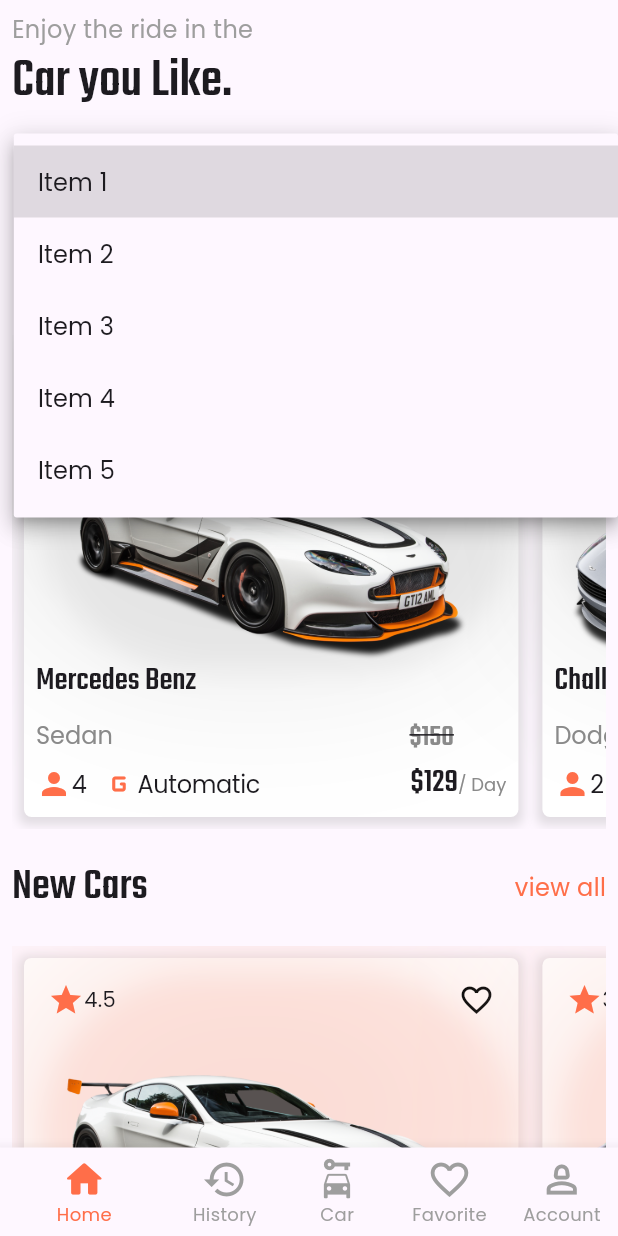
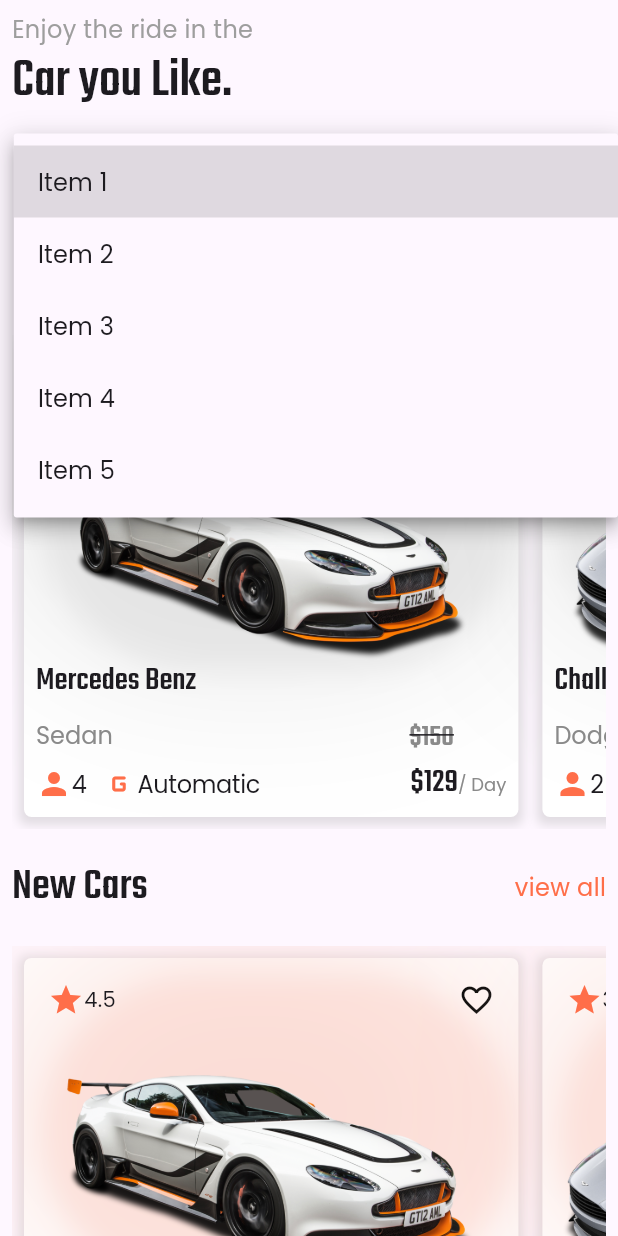
Before and after one commit to ahmedos999/car_rental, a Flutter app: the HomePage screen opened directly, after a tap on "Item 1", on a phone screen of 412 x 824 dp. Run offline on Flutter 3.47's test engine with Material 3 defaults, Android fonts, the phone set to English and light mode, and no system bars.

Commit message:
navbar working

```diff
--- a/lib/main.dart
+++ b/lib/main.dart
@@ -1,4 +1,4 @@
-import 'package:car_rental/presentation/Screens/home_page.dart';
+import 'package:car_rental/presentation/nav.dart';
 import 'package:flutter/material.dart';
 
 void main() {
@@ -25,7 +25,7 @@ class MyApp extends StatelessWidget {
               titleLarge: TextStyle(fontFamily: 'Teko', fontSize: 22),
               bodyMedium: TextStyle(fontFamily: 'Poppins', fontSize: 18),
               displaySmall: TextStyle(fontFamily: 'Poppins', fontSize: 18))),
-      home: const HomePage(),
+      home: const Nav(),
     );
   }
 }
--- a/lib/presentation/Screens/home_page.dart
+++ b/lib/presentation/Screens/home_page.dart
@@ -1,6 +1,5 @@
 import 'package:car_rental/data/models/car.dart';
 import 'package:car_rental/presentation/Screens/car_page.dart';
-import 'package:car_rental/presentation/Screens/history.dart';
 import 'package:car_rental/presentation/components/home_page_components.dart';
 import 'package:flutter/material.dart';
 
@@ -202,63 +201,6 @@ class _HomePageState extends State<HomePage> {
             ),
           ),
         ),
-        bottomNavigationBar: BottomNavigationBar(
-          showUnselectedLabels: true,
-          selectedLabelStyle:
-              const TextStyle(fontFamily: 'Poppins', fontSize: 12),
-          selectedItemColor: const Color(0xffff6e49),
-          unselectedItemColor: Colors.grey,
-          iconSize: 30,
-          currentIndex: 0,
-          onTap: (value) {
-            switch (value) {
-              case 0:
-                Navigator.push(
-                  context,
-                  MaterialPageRoute(builder: (context) => const HomePage()),
-                );
-                break;
-              case 1:
-                Navigator.push(
-                  context,
-                  MaterialPageRoute(builder: (context) => const History()),
-                );
-                break;
-            }
-          },
-          items: const <BottomNavigationBarItem>[
-            BottomNavigationBarItem(
-              icon: Icon(
-                Icons.home_rounded,
-              ),
-              label: 'Home',
-            ),
-            BottomNavigationBarItem(
-              icon: Icon(
-                Icons.history,
-              ),
-              label: 'History',
-            ),
-            BottomNavigationBarItem(
-              icon: Icon(
-                Icons.car_rental,
-              ),
-              label: 'Car',
-            ),
-            BottomNavigationBarItem(
-              icon: Icon(
-                Icons.favorite_border,
-              ),
-              label: 'Favorite',
-            ),
-            BottomNavigationBarItem(
-              icon: Icon(
-                Icons.person_2_outlined,
-              ),
-              label: 'Account',
-            ),
-          ],
-        ),
       ),
     );
   }
```
Also changed, not shown: lib/presentation/nav.dart (added, +69 -0 lines).
